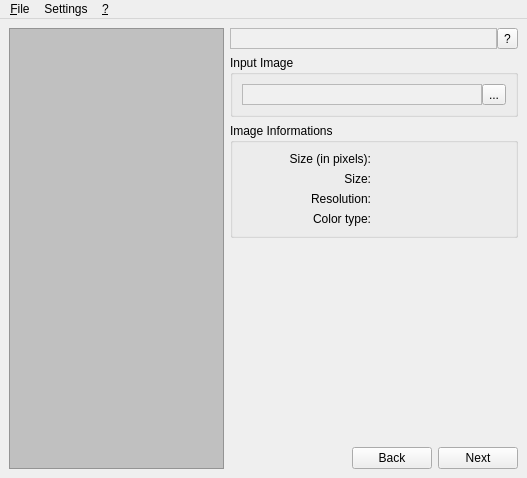
The window that src/mainwindow.ui (aportale/posterazor) describes before a commit, drawn with Qt 5.
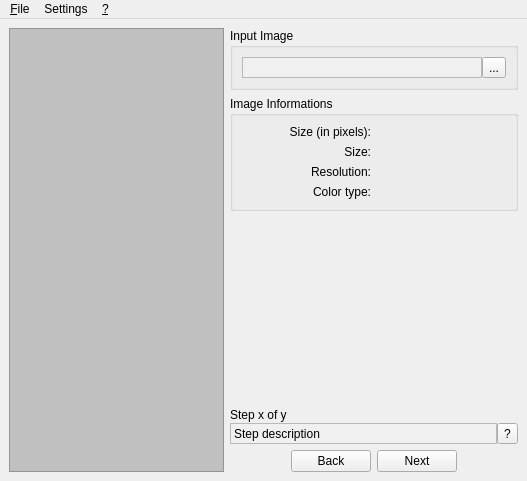
The same window after the commit. The open tabs and pages were chosen to show the change. Icons and pictures are not drawn. Custom widgets are drawn as their Qt base class.

Commit message: Reshaped a bit the wizard step navigation

Patch:
```diff
--- a/src/mainwindow.ui
+++ b/src/mainwindow.ui
@@ -97,87 +97,6 @@
        <property name="margin" >
         <number>0</number>
        </property>
-       <item>
-        <widget class="QWidget" native="1" name="m_stepInfo" >
-         <property name="sizePolicy" >
-          <sizepolicy vsizetype="Maximum" hsizetype="Preferred" >
-           <horstretch>0</horstretch>
-           <verstretch>0</verstretch>
-          </sizepolicy>
-         </property>
-         <layout class="QHBoxLayout" name="horizontalLayout_2" >
-          <property name="spacing" >
-           <number>0</number>
-          </property>
-          <property name="margin" >
-           <number>0</number>
-          </property>
-          <item>
-           <widget class="QFrame" name="m_stepInfoBox" >
-            <property name="sizePolicy" >
-             <sizepolicy vsizetype="MinimumExpanding" hsizetype="Preferred" >
-              <horstretch>0</horstretch>
-              <verstretch>0</verstretch>
-             </sizepolicy>
-            </property>
-            <property name="palette" >
-             <palette>
-              <active>
-               <colorrole role="Window" >
-                <brush brushstyle="SolidPattern" >
-                 <color alpha="255" >
-                  <red>240</red>
-                  <green>240</green>
-                  <blue>240</blue>
-                 </color>
-                </brush>
-               </colorrole>
-              </active>
-              <inactive>
-               <colorrole role="Window" >
-                <brush brushstyle="SolidPattern" >
-                 <color alpha="255" >
-                  <red>240</red>
-                  <green>240</green>
-                  <blue>240</blue>
-                 </color>
-                </brush>
-               </colorrole>
-              </inactive>
-              <disabled>
-               <colorrole role="Window" >
-                <brush brushstyle="SolidPattern" >
-                 <color alpha="255" >
-                  <red>240</red>
-                  <green>240</green>
-                  <blue>240</blue>
-                 </color>
-                </brush>
-               </colorrole>
-              </disabled>
-             </palette>
-            </property>
-            <property name="autoFillBackground" >
-             <bool>true</bool>
-            </property>
-            <property name="frameShape" >
-             <enum>QFrame::StyledPanel</enum>
-            </property>
-            <property name="frameShadow" >
-             <enum>QFrame::Sunken</enum>
-            </property>
-           </widget>
-          </item>
-          <item>
-           <widget class="QToolButton" name="m_helpLaunchButton" >
-            <property name="text" >
-             <string>?</string>
-            </property>
-           </widget>
-          </item>
-         </layout>
-        </widget>
-       </item>
        <item>
         <widget class="QStackedWidget" name="m_steps" >
          <property name="sizePolicy" >
@@ -1581,13 +1500,92 @@
         </widget>
        </item>
        <item>
-        <widget class="QWidget" native="1" name="m_stepNavigation" >
-         <property name="sizePolicy" >
-          <sizepolicy vsizetype="Maximum" hsizetype="Preferred" >
-           <horstretch>0</horstretch>
-           <verstretch>0</verstretch>
-          </sizepolicy>
-         </property>
+        <widget class="QWidget" native="1" name="widget_2" >
+         <layout class="QGridLayout" name="gridLayout_2" >
+          <property name="horizontalSpacing" >
+           <number>0</number>
+          </property>
+          <property name="verticalSpacing" >
+           <number>1</number>
+          </property>
+          <property name="margin" >
+           <number>0</number>
+          </property>
+          <item row="1" column="1" >
+           <widget class="QToolButton" name="m_stepHelpButton" >
+            <property name="text" >
+             <string>?</string>
+            </property>
+           </widget>
+          </item>
+          <item row="1" column="0" >
+           <widget class="QLabel" name="m_stepDescriptionLabel" >
+            <property name="palette" >
+             <palette>
+              <active>
+               <colorrole role="Window" >
+                <brush brushstyle="SolidPattern" >
+                 <color alpha="255" >
+                  <red>240</red>
+                  <green>240</green>
+                  <blue>240</blue>
+                 </color>
+                </brush>
+               </colorrole>
+              </active>
+              <inactive>
+               <colorrole role="Window" >
+                <brush brushstyle="SolidPattern" >
+                 <color alpha="255" >
+                  <red>240</red>
+                  <green>240</green>
+                  <blue>240</blue>
+                 </color>
+                </brush>
+               </colorrole>
+              </inactive>
+              <disabled>
+               <colorrole role="Window" >
+                <brush brushstyle="SolidPattern" >
+                 <color alpha="255" >
+                  <red>240</red>
+                  <green>240</green>
+                  <blue>240</blue>
+                 </color>
+                </brush>
+               </colorrole>
+              </disabled>
+             </palette>
+            </property>
+            <property name="autoFillBackground" >
+             <bool>true</bool>
+            </property>
+            <property name="frameShape" >
+             <enum>QFrame::StyledPanel</enum>
+            </property>
+            <property name="frameShadow" >
+             <enum>QFrame::Plain</enum>
+            </property>
+            <property name="text" >
+             <string>Step description</string>
+            </property>
+           </widget>
+          </item>
+          <item row="0" column="0" colspan="2" >
+           <widget class="QLabel" name="m_stepNumberLabel" >
+            <property name="text" >
+             <string>Step x of y</string>
+            </property>
+           </widget>
+          </item>
+         </layout>
+         <zorder>m_stepHelpButton</zorder>
+         <zorder>m_stepDescriptionLabel</zorder>
+         <zorder>m_stepNumberLabel</zorder>
+        </widget>
+       </item>
+       <item>
+        <widget class="QWidget" native="1" name="widget" >
          <layout class="QHBoxLayout" name="horizontalLayout" >
           <property name="margin" >
            <number>0</number>
@@ -1597,43 +1595,41 @@
             <property name="orientation" >
              <enum>Qt::Horizontal</enum>
             </property>
-            <property name="sizeType" >
-             <enum>QSizePolicy::MinimumExpanding</enum>
-            </property>
             <property name="sizeHint" stdset="0" >
              <size>
               <width>0</width>
-              <height>20</height>
+              <height>0</height>
              </size>
             </property>
            </spacer>
           </item>
           <item>
-           <widget class="QPushButton" name="m_prevButton" >
-            <property name="sizePolicy" >
-             <sizepolicy vsizetype="Preferred" hsizetype="Maximum" >
-              <horstretch>0</horstretch>
-              <verstretch>0</verstretch>
-             </sizepolicy>
-            </property>
+           <widget class="QPushButton" name="m_stepPrevButton" >
             <property name="text" >
              <string>Back</string>
             </property>
            </widget>
           </item>
           <item>
-           <widget class="QPushButton" name="m_nextButton" >
-            <property name="sizePolicy" >
-             <sizepolicy vsizetype="Preferred" hsizetype="Maximum" >
-              <horstretch>0</horstretch>
-              <verstretch>0</verstretch>
-             </sizepolicy>
-            </property>
+           <widget class="QPushButton" name="m_stepNextButton" >
             <property name="text" >
              <string>Next</string>
             </property>
            </widget>
           </item>
+          <item>
+           <spacer name="horizontalSpacer_4" >
+            <property name="orientation" >
+             <enum>Qt::Horizontal</enum>
+            </property>
+            <property name="sizeHint" stdset="0" >
+             <size>
+              <width>0</width>
+              <height>0</height>
+             </size>
+            </property>
+           </spacer>
+          </item>
          </layout>
         </widget>
        </item>
```
Left out of the diff: 28 changed lines with no effect on the pictures. The commit also changes 1 other file.
